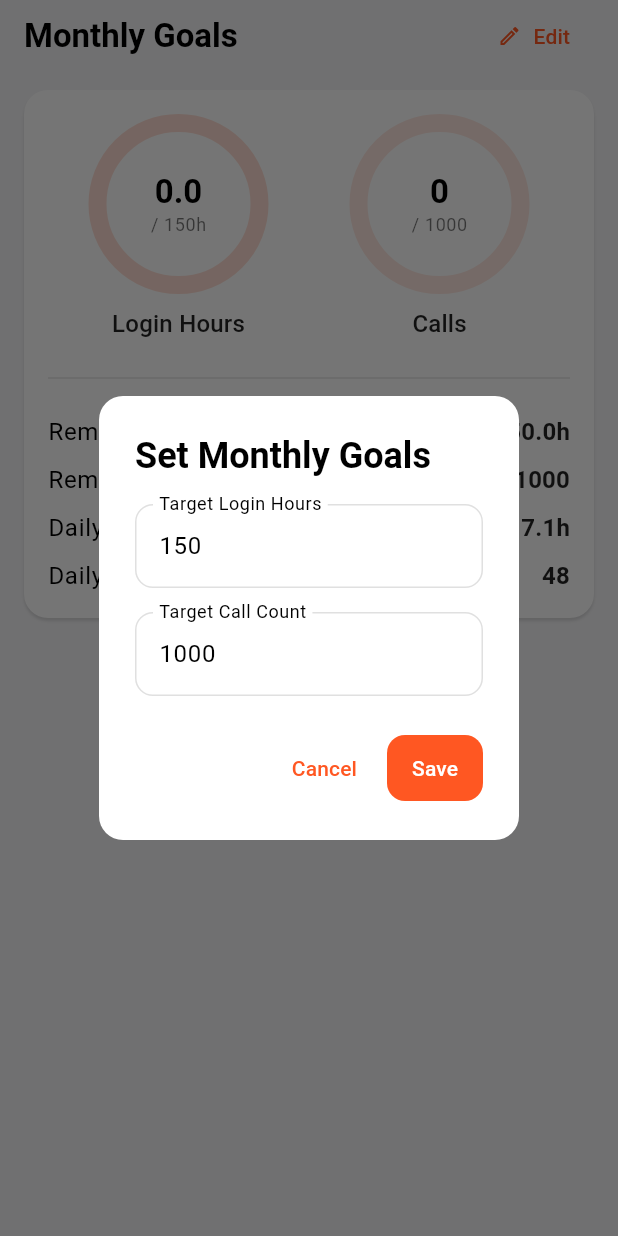
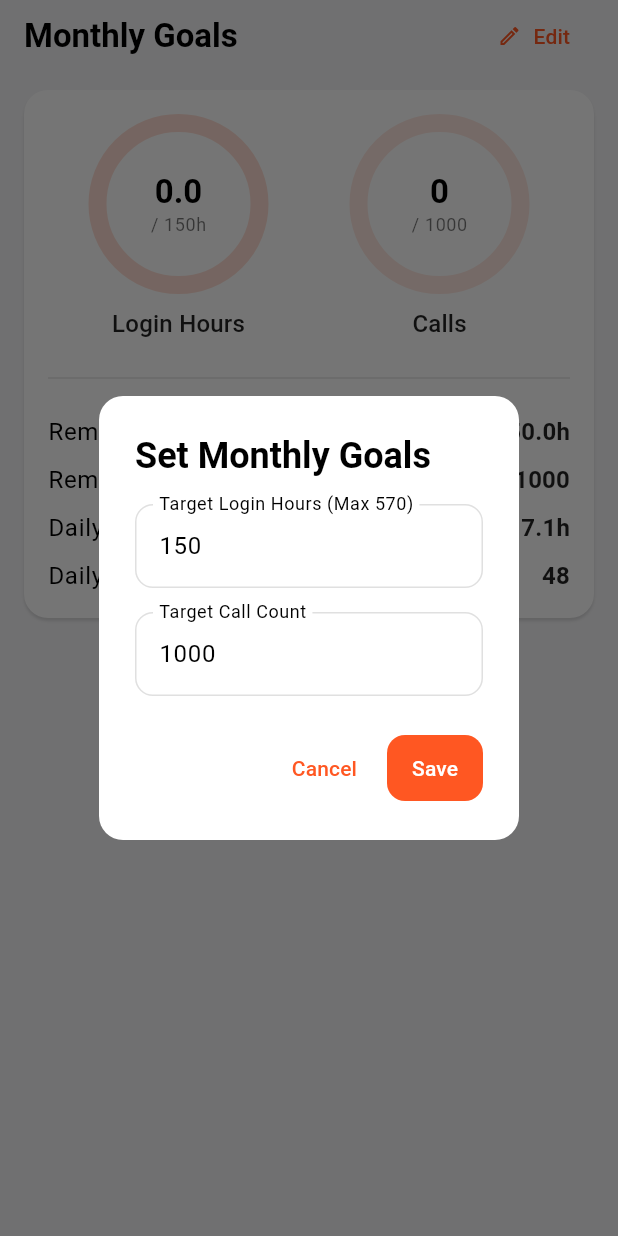
Before and after one commit to suvojit213/Dishtv-Agent-Trackerapp, a Flutter app: the MonthlyGoalsSection widget shown alone on an empty page, opened directly with empty values, after a tap on "Edit", on a phone screen of 412 x 824 dp. Run offline on Flutter 3.47's test engine with Material 3 defaults, Android fonts, the phone set to English and light mode, and no system bars; drawn by our look-alikes of percent_indicator; our stand-ins replace device_info_plus, equatable, file_picker, fl_chart, flutter_bloc, open_file and 6 more; missing offline and left inert: excel; accounts and stored records are empty.

Commit message:
feat: Add max 570 hours validation to goal setting

```diff
--- a/lib/presentation/features/dashboard/widgets/monthly_goals_section.dart
+++ b/lib/presentation/features/dashboard/widgets/monthly_goals_section.dart
@@ -146,26 +146,42 @@ class MonthlyGoalsSection extends StatelessWidget {
     final theme = Theme.of(context);
     final hoursController = TextEditingController(text: currentHours.toString());
     final callsController = TextEditingController(text: currentCalls.toString());
+    final _formKey = GlobalKey<FormState>(); // Add a form key
 
     showDialog(
       context: context,
       builder: (dialogContext) {
         return AlertDialog(
           title: const Text('Set Monthly Goals'),
-          content: Column(
+          content: Form(
+            key: _formKey, // Assign the form key
+            child: Column(
               mainAxisSize: MainAxisSize.min,
               children: [
-              TextField(
+                TextFormField(
                   controller: hoursController,
                   keyboardType: TextInputType.number,
                   decoration: InputDecoration(
-                  labelText: 'Target Login Hours',
+                    labelText: 'Target Login Hours (Max 570)',
                     border: theme.inputDecorationTheme.border,
                     enabledBorder: theme.inputDecorationTheme.enabledBorder,
                     focusedBorder: theme.inputDecorationTheme.focusedBorder,
                     fillColor: theme.inputDecorationTheme.fillColor,
                     filled: theme.inputDecorationTheme.filled,
                   ),
+                  validator: (value) {
+                    if (value == null || value.isEmpty) {
+                      return 'Please enter target hours';
+                    }
+                    final hours = int.tryParse(value);
+                    if (hours == null) {
+                      return 'Please enter a valid number';
+                    }
+                    if (hours > 570) {
+                      return 'Hours cannot exceed 570';
+                    }
+                    return null;
+                  },
                 ),
                 const SizedBox(height: 16),
                 TextField(
@@ -182,6 +198,7 @@ class MonthlyGoalsSection extends StatelessWidget {
                 ),
               ],
             ),
+          ),
           actions: [
             TextButton(
               onPressed: () => Navigator.pop(dialogContext),
@@ -189,10 +206,12 @@ class MonthlyGoalsSection extends StatelessWidget {
             ),
             ElevatedButton(
               onPressed: () {
+                if (_formKey.currentState!.validate()) { // Validate the form
                   final newHours = int.tryParse(hoursController.text) ?? currentHours;
                   final newCalls = int.tryParse(callsController.text) ?? currentCalls;
                   context.read<GoalsBloc>().add(SaveGoals(hours: newHours, calls: newCalls));
                   Navigator.pop(dialogContext);
+                }
               },
               child: const Text('Save'),
             )
```
Lines whose indentation alone changed are shown as unchanged.
